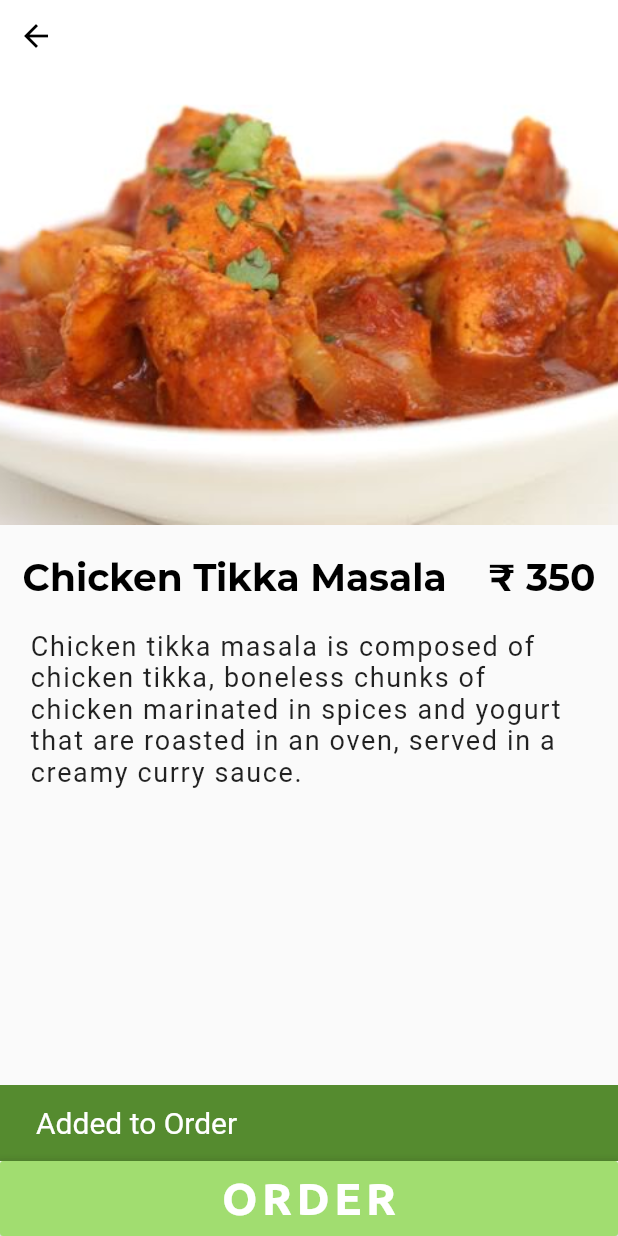
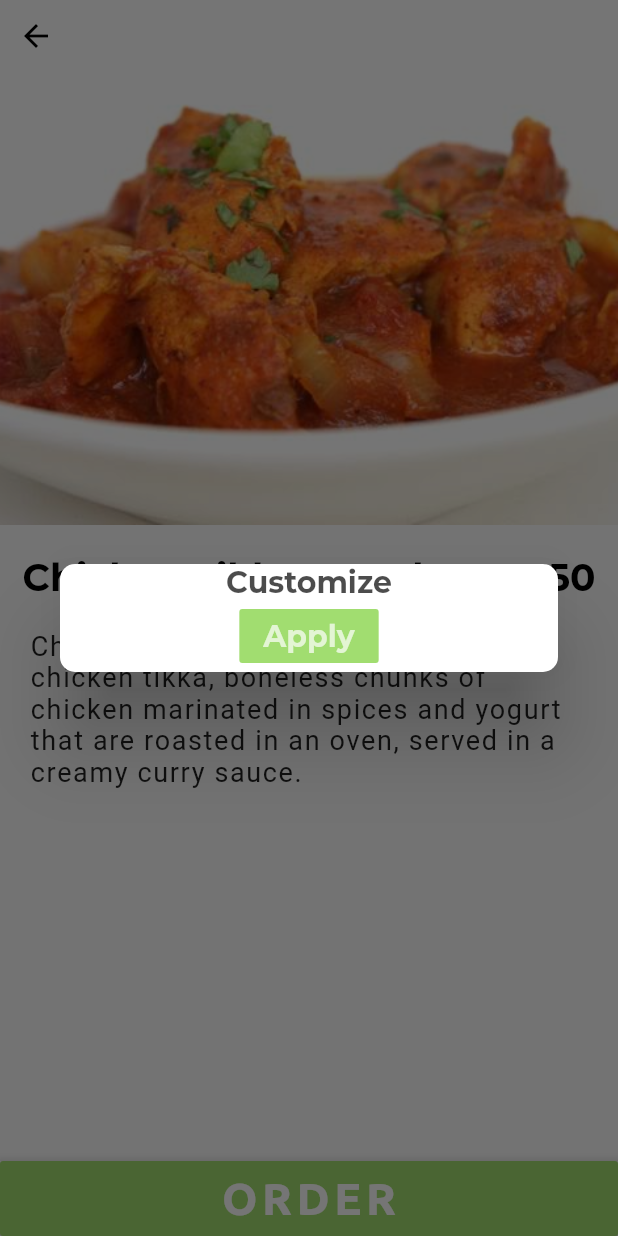
Before and after one commit to killerone/Easy-Order, a Flutter app: the ItemDetails screen opened directly, after a tap on "ORDER", on a phone screen of 412 x 824 dp. Run offline on Flutter 3.47's test engine with Material 2 defaults, Android fonts, the phone set to English and light mode, and no system bars; project files that could hold a hidden picture were left out.

Commit message:
customize screen added

```diff
--- a/lib/item_details.dart
+++ b/lib/item_details.dart
@@ -126,7 +126,7 @@ class AddItemButton extends StatelessWidget {
         ),
         elevation: 7,
         onPressed: () {
-          showSnackBar(context, 'Added to Order');
+          customizeDialog(context);
         },
       ),
     );
@@ -149,3 +149,47 @@ void showSnackBar(BuildContext context, String text) {
 void previousScreen(BuildContext context) {
   showSnackBar(context, 'Previous Page');
 }
+
+Future<bool> customizeDialog(context) {
+  return showDialog(
+      context: context,
+      barrierDismissible: true,
+      builder: (BuildContext context) {
+        return Dialog(
+          shape:
+              RoundedRectangleBorder(borderRadius: BorderRadius.circular(10.0)),
+          child: Container(
+            child: Column(
+              mainAxisSize: MainAxisSize.min,
+              children: <Widget>[
+                Center(
+                  child: Text(
+                    "Customize",
+                    style: TextStyle(
+                        color: Colors.black.withOpacity(0.7),
+                        fontFamily: "Montserrat",
+                        fontSize: 20.0,
+                        fontWeight: FontWeight.w600),
+                  ),
+                ),
+                Align(
+                  alignment: Alignment.bottomCenter,
+                  child: FlatButton(
+                      color: Color.fromRGBO(161, 221, 112, 1),
+                      child: Text(
+                        "Apply",
+                        style: TextStyle(
+                            color: Colors.white.withOpacity(0.7),
+                            fontFamily: "Montserrat",
+                            fontSize: 20.0,
+                            fontWeight: FontWeight.w600),
+                      ),
+                      onPressed: () {}),
+                )
+              ],
+            ),
+            // decoration: BoxDecoration(borderRadius: BorderRadius.circular(20)),
+          ),
+        );
+      });
+}
--- a/lib/main.dart
+++ b/lib/main.dart
@@ -14,9 +14,11 @@ class MyApp extends StatelessWidget {
         debugShowCheckedModeBanner: false,
         // theme: ThemeData(primaryColor: Color.fromRGBO(85, 139, 47, 1)),
         theme: ThemeData(primaryColor: Color.fromRGBO(124, 179, 66, 1)),
-        home: Cart());
+        home: ItemDetails());
   }
 }
+
+
 
 /*class MyHomePage extends StatelessWidget {
   MyHomePage({Key key, this.title}) : super(key: key);
```
Also changed, not shown: pubspec.yaml (+6 -6 lines), pubspec.lock.
